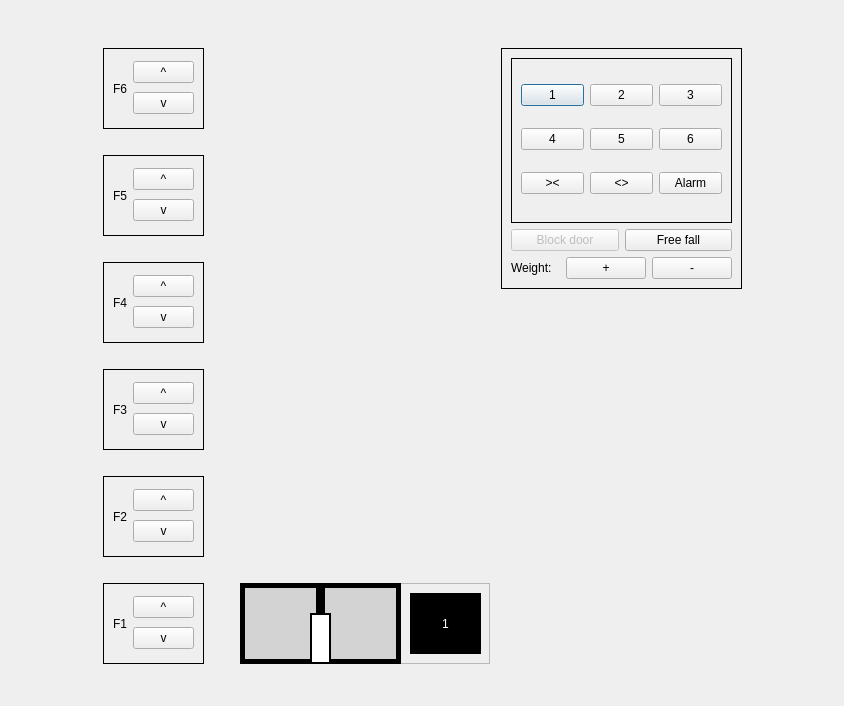
This is ui/elevatordialog.ui in DxTa/-SP-Elevator-Controller-System as Qt 5 draws it before an edit. The edited form follows.
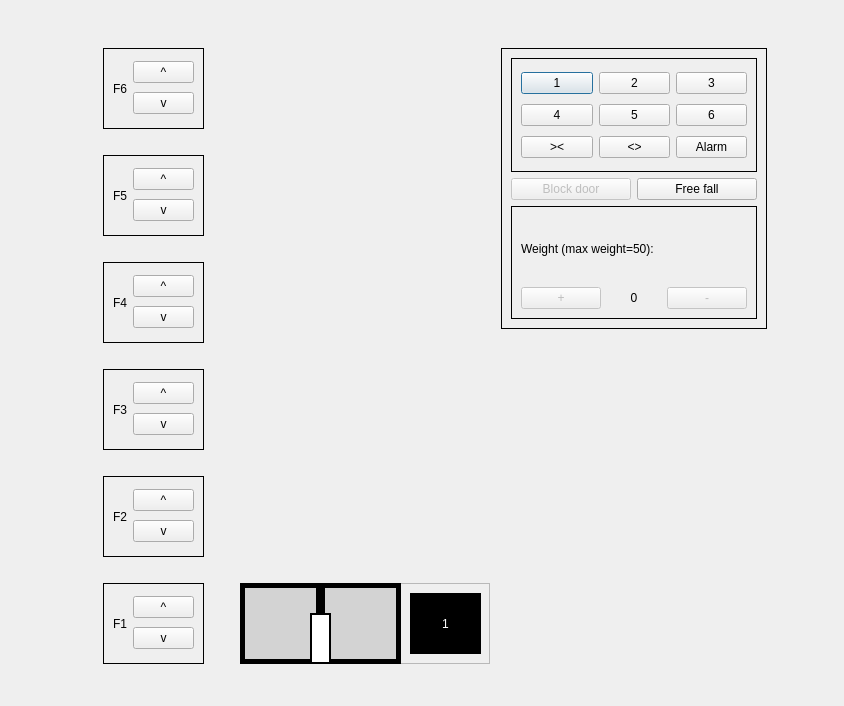
This is the edited form.

Commit message: Weight indicator; Remove buttons at F1 & F6

```diff
--- a/ui/elevatordialog.ui
+++ b/ui/elevatordialog.ui
@@ -129,8 +129,8 @@
     <rect>
      <x>501</x>
      <y>48</y>
-     <width>241</width>
-     <height>241</height>
+     <width>266</width>
+     <height>281</height>
     </rect>
    </property>
    <property name="frameShape">
@@ -231,23 +231,45 @@
      </layout>
     </item>
     <item>
-     <layout class="QHBoxLayout" name="horizontalLayout_2">
+     <widget class="QFrame" name="">
+      <property name="frameShape">
+       <enum>QFrame::Box</enum>
+      </property>
+      <layout class="QVBoxLayout" name="verticalLayout_7">
       <item>
        <widget class="QLabel" name="label_3">
         <property name="text">
-         <string>Weight:</string>
+          <string>Weight (max weight=50):</string>
         </property>
        </widget>
       </item>
+       <item>
+        <layout class="QHBoxLayout" name="horizontalLayout_2">
       <item>
        <widget class="QPushButton" name="increaseWeightButton">
+           <property name="enabled">
+            <bool>false</bool>
+           </property>
         <property name="text">
          <string>+</string>
         </property>
        </widget>
       </item>
+         <item>
+          <widget class="QLabel" name="weightLabel">
+           <property name="text">
+            <string>0</string>
+           </property>
+           <property name="alignment">
+            <set>Qt::AlignCenter</set>
+           </property>
+          </widget>
+         </item>
       <item>
        <widget class="QPushButton" name="decreaseWeightButton">
+           <property name="enabled">
+            <bool>false</bool>
+           </property>
         <property name="text">
          <string>-</string>
         </property>
@@ -257,6 +279,9 @@
     </item>
    </layout>
   </widget>
+    </item>
+   </layout>
+  </widget>
   <widget class="QFrame" name="frame_5">
    <property name="geometry">
     <rect>
```
Left out of the diff: 4 changed lines with no effect on the pictures. Lines whose indentation alone changed are shown as unchanged. The commit also changes 4 other files.
